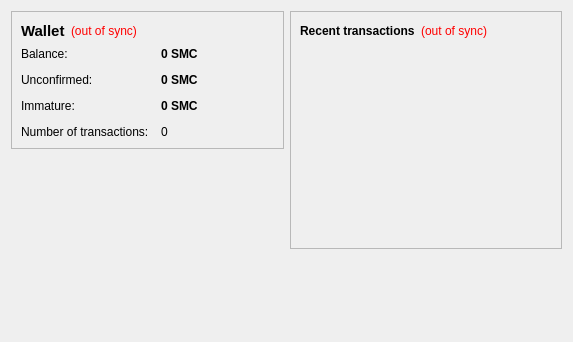
Above: src/qt/forms/overviewpage.ui from moneybakery/branchproject before the change. Below: the same form after it.
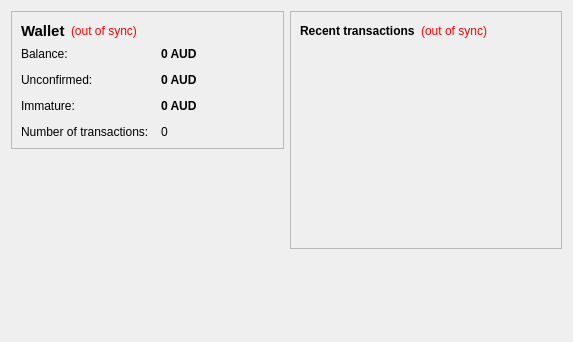
That is the form after the change.

Diff of the .ui file:
```diff
--- a/src/qt/forms/overviewpage.ui
+++ b/src/qt/forms/overviewpage.ui
@@ -105,7 +105,7 @@
              <string>Your current balance</string>
             </property>
             <property name="text">
-             <string notr="true">0 SMC</string>
+             <string notr="true">0 AUD</string>
             </property>
             <property name="textInteractionFlags">
              <set>Qt::LinksAccessibleByMouse|Qt::TextSelectableByKeyboard|Qt::TextSelectableByMouse</set>
@@ -134,7 +134,7 @@
              <string>Total of transactions that have yet to be confirmed, and do not yet count toward the current balance</string>
             </property>
             <property name="text">
-             <string notr="true">0 SMC</string>
+             <string notr="true">0 AUD</string>
             </property>
             <property name="textInteractionFlags">
              <set>Qt::LinksAccessibleByMouse|Qt::TextSelectableByKeyboard|Qt::TextSelectableByMouse</set>
@@ -177,7 +177,7 @@
              <string>Mined balance that has not yet matured</string>
             </property>
             <property name="text">
-             <string notr="true">0 SMC</string>
+             <string notr="true">0 AUD</string>
             </property>
             <property name="textInteractionFlags">
              <set>Qt::LinksAccessibleByMouse|Qt::TextSelectableByKeyboard|Qt::TextSelectableByMouse</set>
```
Left out of the diff: 4 changed lines with no effect on the pictures.
